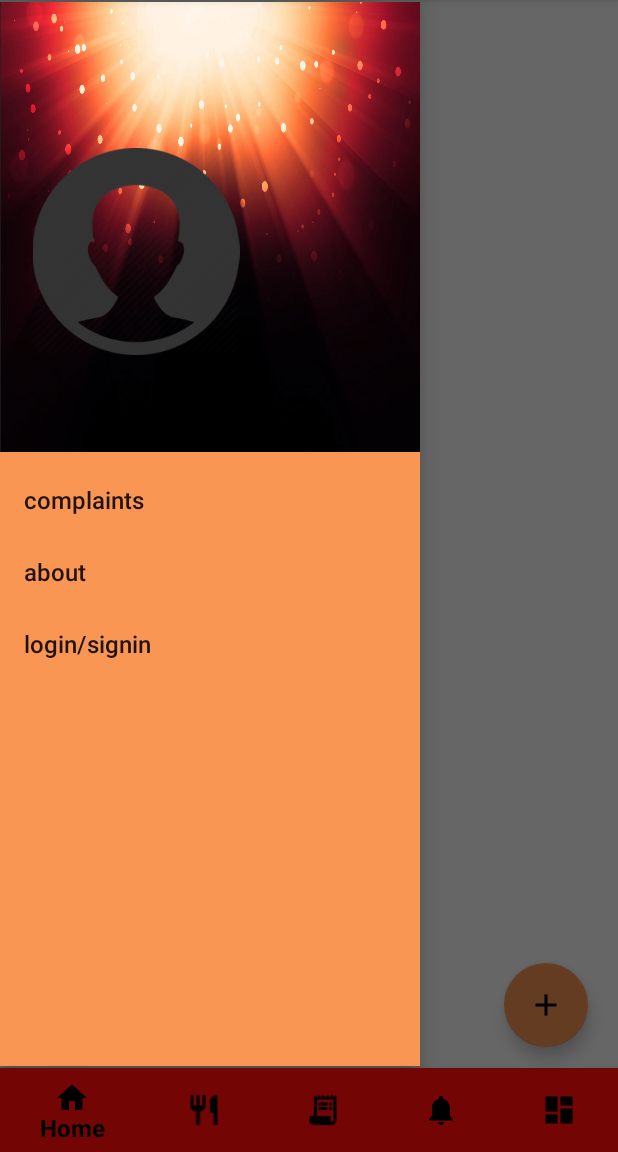
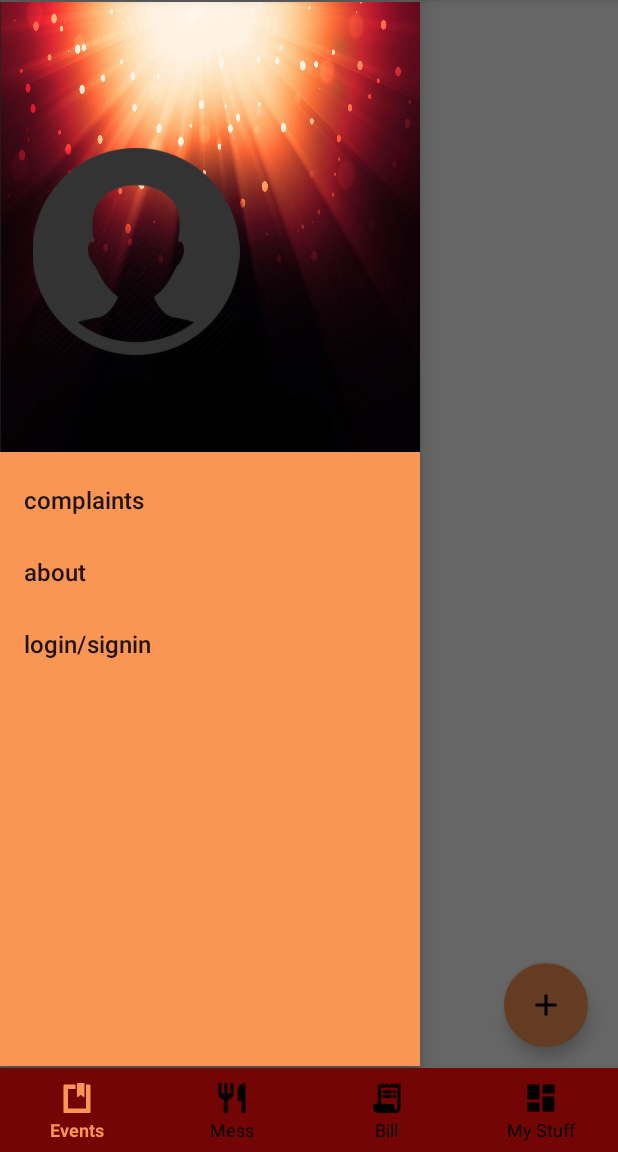
Before and after one commit to sauravmittal001/Karakoram, an Android app: the HomeFragment screen opened directly, with no data from a screen before it, with the side drawer open, on a phone screen of 412 x 824 dp, the part 84-1236 px from its top. Run offline under Robolectric (Android 15) with nearby library versions, the phone set to English and light mode, and no system bars; our stand-ins replace Firebase (no records; nobody signed in at launch, a user with empty details on screens opened directly).

Commit message:
bottom navbar updated forms coloured swipe to refresh implemented mess menu changed

```diff
--- a/app/src/main/java/com/example/karakoram/FirebaseQuery.java
+++ b/app/src/main/java/com/example/karakoram/FirebaseQuery.java
@@ -86,6 +86,10 @@ public class FirebaseQuery {
         return ref.child("messMenu");
     }
 
+    public  static Query getMenu(String day){
+        return ref.child("messMenu").child(day);
+    }
+
     public static Query getAllComplains(){
         return ref.child("complains");
     }
--- a/app/src/main/java/com/example/karakoram/activity/MainActivity.java
+++ b/app/src/main/java/com/example/karakoram/activity/MainActivity.java
@@ -149,9 +149,6 @@ public class MainActivity extends AppCompatActivity  {
                 case R.id.navigation_bill:
                     return openfragment(new billFragment());
 
-                case R.id.navigation_notification:
-                    return openfragment(new notificationFragment());
-
                 case R.id.navigation_my_stuff:
                     return openfragment(new MyStuffFragment());
             }
--- a/app/src/main/java/com/example/karakoram/adapter/EventAdapter.java
+++ b/app/src/main/java/com/example/karakoram/adapter/EventAdapter.java
@@ -20,11 +20,6 @@ import java.util.Date;
 
 
  public class EventAdapter extends RecyclerView.Adapter<EventAdapter.myViewHolder> {
-
-    TextView mTitle;
-    TextView mDescription;
-    TextView mTime;
-    TextView mDate;
 
     Context mcontext;
     ArrayList<Event> event1;
@@ -72,8 +67,6 @@ import java.util.Date;
      public void onBindViewHolder(@NonNull myViewHolder holder, int position) {
          Event event = getItem(position);
          if (event != null) {
-             //String description = (String) event.getDescription().subSequence(0, Math.min(15, event.getDescription().length())) + "...";
-             String description=(String) event.getDescription();
              Date dateTime = event.getDateTime();
              int num=dateTime.getHours();
              String str="AM";
@@ -82,7 +75,6 @@ import java.util.Date;
              String date = (dateTime.getYear() + 1900) + "-" + String.format("%02d",dateTime.getMonth() + 1) + "-" + String.format("%02d",dateTime.getDate());
 
              holder.mTitle.setText(event.getTitle());
-             holder.mDescription.setText(description);
              holder.mTime.setText(time);
              holder.mDate.setText(date);
          }
@@ -108,7 +100,6 @@ import java.util.Date;
          public myViewHolder(@NonNull View itemView) {
              super(itemView);
              mTitle = itemView.findViewById(R.id.tv_event_title);
-             mDescription = itemView.findViewById(R.id.tv_event_description);
              mTime = itemView.findViewById(R.id.tv_event_time_list);
              mDate = itemView.findViewById(R.id.tv_event_date_list);
              event_list_view=(LinearLayout)itemView.findViewById(R.id.event_item_id);
--- a/app/src/main/java/com/example/karakoram/adapter/MenuAdapter.java
+++ b/app/src/main/java/com/example/karakoram/adapter/MenuAdapter.java
@@ -48,7 +48,7 @@ public class MenuAdapter extends ArrayAdapter<Menu> {
 
         if (menu != null) {
             mDay.setText(days.get(position));
-            mMenuString.setText(menu.getMenuString());
+            mMenuString.setText(menu.getBreakFast());
         }
         return list;
     }
--- a/app/src/main/java/com/example/karakoram/childFragment/mess/messMenuFragment.java
+++ b/app/src/main/java/com/example/karakoram/childFragment/mess/messMenuFragment.java
@@ -74,9 +74,7 @@ public class messMenuFragment extends Fragment {
             public void onDataChange(@NonNull DataSnapshot snapshot) {
                 menuList = new ArrayList<>();
                 for (DataSnapshot snapshotItem : snapshot.getChildren()) {
-                    Menu menu=new Menu();
-                    String menuString = snapshotItem.getValue(String.class);
-                    menu.setMenuString(menuString);
+                    Menu menu = snapshotItem.getValue(Menu.class);
                     menuList.add(menu);
                     key.add(snapshotItem.getKey());
                 }
--- a/app/src/main/java/com/example/karakoram/parentFragment/HomeFragment.java
+++ b/app/src/main/java/com/example/karakoram/parentFragment/HomeFragment.java
@@ -2,7 +2,6 @@ package com.example.karakoram.parentFragment;
 
 import android.content.Context;
 import android.content.Intent;
-import android.content.SharedPreferences;
 import android.graphics.drawable.Drawable;
 import android.os.Bundle;
 import android.util.Log;
@@ -17,25 +16,20 @@ import androidx.fragment.app.Fragment;
 import androidx.recyclerview.widget.DividerItemDecoration;
 import androidx.recyclerview.widget.LinearLayoutManager;
 import androidx.recyclerview.widget.RecyclerView;
+import androidx.swiperefreshlayout.widget.SwipeRefreshLayout;
 
 import com.example.karakoram.FirebaseQuery;
 import com.example.karakoram.R;
 import com.example.karakoram.activity.EventFormActivity;
 import com.example.karakoram.adapter.EventAdapter;
-import com.example.karakoram.childFragment.events.EventDescription;
-import com.example.karakoram.resource.User;
 import com.example.karakoram.cache.HomeCache;
 import com.example.karakoram.resource.Event;
-import com.google.android.material.floatingactionbutton.FloatingActionButton;
 import com.google.firebase.database.DataSnapshot;
 import com.google.firebase.database.DatabaseError;
-import com.google.firebase.database.Query;
 import com.google.firebase.database.ValueEventListener;
 import org.jetbrains.annotations.NotNull;
 
 import java.util.ArrayList;
-
-import static android.content.Context.MODE_PRIVATE;
 
 import lombok.SneakyThrows;
 
@@ -50,7 +44,6 @@ public class HomeFragment extends Fragment {
     /* Views */
     View view;
     RecyclerView listView;
-    FloatingActionButton fab;
     Drawable mdivider;
 
     /* Adapters */
@@ -102,10 +95,13 @@ public class HomeFragment extends Fragment {
 
     private void setViews() {
 
-        view.findViewById(R.id.fab_event_refresh).setOnClickListener(new View.OnClickListener() {
+        final SwipeRefreshLayout swipeRefreshLayout = view.findViewById(R.id.swipe_refresh);
+        swipeRefreshLayout.setOnRefreshListener(new SwipeRefreshLayout.OnRefreshListener() {
             @Override
-            public void onClick(View v) {
+            public void onRefresh() {
                 refreshListView();
+                adapter.notifyDataSetChanged();
+                swipeRefreshLayout.setRefreshing(false);
             }
         });
 
--- /dev/null
+++ b/app/src/main/res/drawable/bnv_tab_item_foreground.xml
@@ -0,0 +1,5 @@
+<?xml version="1.0" encoding="utf-8"?>
+<selector xmlns:android="http://schemas.android.com/apk/res/android">
+    <item android:state_checked="true" android:color="@color/colorAccent" />
+    <item android:color="@color/black"  />
+</selector>
--- a/app/src/main/res/layout/activity_main.xml
+++ b/app/src/main/res/layout/activity_main.xml
@@ -47,9 +47,11 @@
         android:layout_width="0dp"
         android:layout_height="wrap_content"
         android:background="@color/colorPrimary"
-        app:itemIconTint="@color/black"
-        app:itemTextColor="@color/black"
-        app:itemHorizontalTranslationEnabled="true"
+        app:itemIconTint="@drawable/bnv_tab_item_foreground"
+        app:itemTextColor="@drawable/bnv_tab_item_foreground"
+        app:labelVisibilityMode="labeled"
+        app:itemTextAppearanceActive="@style/BottomNavigationView"
+        app:itemTextAppearanceInactive="@style/BottomNavigationView"
         app:layout_constraintBottom_toBottomOf="parent"
         app:layout_constraintLeft_toLeftOf="parent"
         app:layout_constraintRight_toRightOf="parent"
--- a/app/src/main/res/layout/fragment_home.xml
+++ b/app/src/main/res/layout/fragment_home.xml
@@ -18,16 +18,10 @@
         android:layout_marginBottom="70dp"
         android:src="@drawable/add_event" />
 
-    <com.google.android.material.floatingactionbutton.FloatingActionButton
-        android:id="@+id/fab_event_refresh"
-        android:layout_width="wrap_content"
-        android:layout_height="wrap_content"
-        android:layout_alignParentStart="true"
-        android:layout_alignParentBottom="true"
-        android:layout_gravity="start|bottom"
-        android:layout_marginStart="20dp"
-        android:layout_marginBottom="70dp"
-        android:src="@drawable/ic_refresh" />
+    <androidx.swiperefreshlayout.widget.SwipeRefreshLayout
+        android:id="@+id/swipe_refresh"
+        android:layout_width="match_parent"
+        android:layout_height="match_parent">
 
         <androidx.recyclerview.widget.RecyclerView
             android:id="@+id/list_event"
@@ -39,10 +33,10 @@
             android:layout_marginStart="0dp"
             android:layout_marginTop="0dp"
             android:layout_marginEnd="0dp"
-        android:layout_marginBottom="1dp"
-        tools:ignore="MissingClass" >
+            android:layout_marginBottom="0dp"
+            tools:ignore="MissingClass" />
 
-    </androidx.recyclerview.widget.RecyclerView>
+    </androidx.swiperefreshlayout.widget.SwipeRefreshLayout>
 
 
 
--- a/app/src/main/res/menu/bottom_nav_menu.xml
+++ b/app/src/main/res/menu/bottom_nav_menu.xml
@@ -3,8 +3,8 @@
 
     <item
         android:id="@+id/navigation_home"
-        android:icon="@drawable/ic_home_black_24dp"
-        android:title="@string/title_home" />
+        android:icon="@android:drawable/ic_input_get"
+        android:title="@string/title_events" />
 
     <item
         android:id="@+id/navigation_mess"
@@ -17,11 +17,6 @@
         android:title="Bill" />
 
     <item
-        android:id="@+id/navigation_notification"
-        android:icon="@drawable/ic_notifications_black_24dp"
-        android:title="Notification" />
-
-    <item
         android:id="@+id/navigation_my_stuff"
         android:icon="@drawable/ic_dashboard_black_24dp"
         android:title="My Stuff" />
--- a/app/src/main/res/values/strings.xml
+++ b/app/src/main/res/values/strings.xml
@@ -2,7 +2,7 @@
     <string name="app_name">Karakoram</string>
     <string name="title_home">Home</string>
     <string name="title_mess">Mess</string>
-    <string name="title_bill">Bill</string>
+    <string name="title_bill">Bills</string>
     <string name="title_events">Events</string>
     <string name="bill">BILL</string>
     <!-- TODO: Remove or change this placeholder text -->
--- a/app/src/main/res/values/styles.xml
+++ b/app/src/main/res/values/styles.xml
@@ -59,4 +59,8 @@
         <item name="paddingEnd">16dp</item>
     </style>
 
+    <style name="BottomNavigationView" parent="@style/TextAppearance.AppCompat.Caption">
+        <item name="android:textSize">12sp</item>
+    </style>
+
 </resources>
```
Also changed, not shown: app/src/main/java/com/example/karakoram/activity/MainActivity2.java (deleted, +0 -15 lines), app/src/main/java/com/example/karakoram/resource/Menu.java (+23 -5 lines), app/src/main/res/layout/activity_main2.xml (deleted, +0 -10 lines), app/src/main/res/layout/event_listview.xml (+16 -26 lines), app/src/main/res/layout/hostel_bill_listview.xml (+12 -13 lines). Lines whose indentation alone changed are shown as unchanged.
